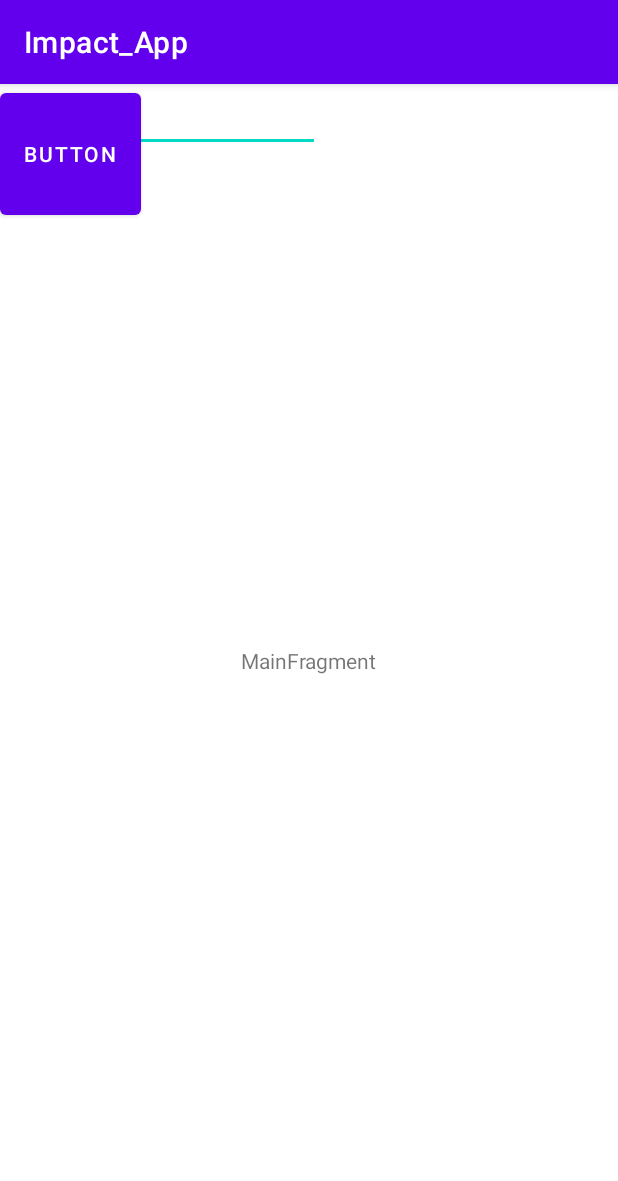
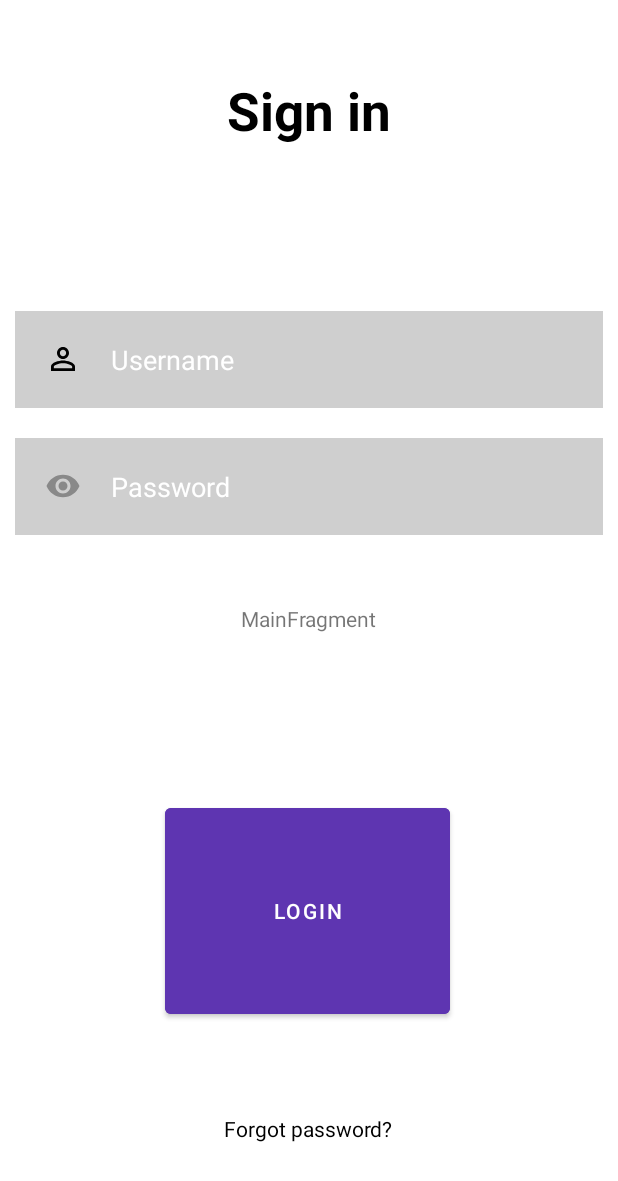
Before and after one commit to archi-jain/Impact_App, an Android app: the screen it shows after launch (MainActivity), on a phone screen of 412 x 824 dp. Shown: the top 1181 px of the screen. Run offline under Robolectric (Android 15) with nearby library versions, the phone set to English and light mode, and no system bars.

Commit message:
Created Login page

```diff
--- a/app/build.gradle
+++ b/app/build.gradle
@@ -11,6 +11,7 @@ android {
         targetSdk 32
         versionCode 1
         versionName "1.0"
+        multiDexEnabled true
 
         testInstrumentationRunner "androidx.test.runner.AndroidJUnitRunner"
     }
--- /dev/null
+++ b/app/src/main/res/drawable/done_icon.xml
@@ -0,0 +1,6 @@
+<?xml version="1.0" encoding="utf-8"?>
+<vector android:height="24dp" android:tint="#898989"
+    android:viewportHeight="24" android:viewportWidth="24"
+    android:width="24dp" xmlns:android="http://schemas.android.com/apk/res/android">
+    <path android:fillColor="@android:color/white" android:pathData="M9,16.2L4.8,12l-1.4,1.4L9,19 21,7l-1.4,-1.4L9,16.2z"/>
+</vector>
--- /dev/null
+++ b/app/src/main/res/drawable/ic_baseline_info.xml
@@ -0,0 +1,6 @@
+<?xml version="1.0" encoding="utf-8"?>
+<vector android:height="24dp" android:tint="#FFFFFF"
+    android:viewportHeight="24" android:viewportWidth="24"
+    android:width="24dp" xmlns:android="http://schemas.android.com/apk/res/android">
+    <path android:fillColor="@android:color/white" android:pathData="M12,2C6.48,2 2,6.48 2,12s4.48,10 10,10 10,-4.48 10,-10S17.52,2 12,2zM13,17h-2v-6h2v6zM13,9h-2L11,7h2v2z"/>
+</vector>
--- /dev/null
+++ b/app/src/main/res/drawable/ic_baseline_person.xml
@@ -0,0 +1,6 @@
+<?xml version="1.0" encoding="utf-8"?>
+<vector android:height="24dp" android:tint="#000000"
+    android:viewportHeight="24" android:viewportWidth="24"
+    android:width="24dp" xmlns:android="http://schemas.android.com/apk/res/android">
+    <path android:fillColor="@android:color/black" android:pathData="M12,5.9c1.16,0 2.1,0.94 2.1,2.1s-0.94,2.1 -2.1,2.1S9.9,9.16 9.9,8s0.94,-2.1 2.1,-2.1m0,9c2.97,0 6.1,1.46 6.1,2.1v1.1L5.9,18.1L5.9,17c0,-0.64 3.13,-2.1 6.1,-2.1M12,4C9.79,4 8,5.79 8,8s1.79,4 4,4 4,-1.79 4,-4 -1.79,-4 -4,-4zM12,13c-2.67,0 -8,1.34 -8,4v3h16v-3c0,-2.66 -5.33,-4 -8,-4z"/>
+</vector>
--- /dev/null
+++ b/app/src/main/res/drawable/password_icon.xml
@@ -0,0 +1,6 @@
+<?xml version="1.0" encoding="utf-8"?>
+<vector android:height="24dp" android:tint="#898989"
+    android:viewportHeight="24" android:viewportWidth="24"
+    android:width="24dp" xmlns:android="http://schemas.android.com/apk/res/android">
+    <path android:fillColor="@android:color/white" android:pathData="M12,4.5C7,4.5 2.73,7.61 1,12c1.73,4.39 6,7.5 11,7.5s9.27,-3.11 11,-7.5c-1.73,-4.39 -6,-7.5 -11,-7.5zM12,17c-2.76,0 -5,-2.24 -5,-5s2.24,-5 5,-5 5,2.24 5,5 -2.24,5 -5,5zM12,9c-1.66,0 -3,1.34 -3,3s1.34,3 3,3 3,-1.34 3,-3 -1.34,-3 -3,-3z"/>
+</vector>
--- a/app/src/main/res/layout/activity_main.xml
+++ b/app/src/main/res/layout/activity_main.xml
@@ -1,21 +1,82 @@
 <?xml version="1.0" encoding="utf-8"?>
-<FrameLayout xmlns:android="http://schemas.android.com/apk/res/android"
+<RelativeLayout xmlns:android="http://schemas.android.com/apk/res/android"
     xmlns:tools="http://schemas.android.com/tools"
     android:id="@+id/container"
     android:layout_width="match_parent"
     android:layout_height="match_parent"
     tools:context=".MainActivity" >
 
-    <Button
-        android:id="@+id/button"
-        android:layout_width="wrap_content"
-        android:layout_height="93dp"
-        android:text="Button" />
+
+    <TextView
+        android:id="@+id/signin"
+        android:layout_width="match_parent"
+        android:layout_height="wrap_content"
+        android:layout_marginStart="50dp"
+        android:layout_marginTop="50dp"
+        android:layout_marginEnd="50dp"
+        android:layout_marginBottom="50dp"
+        android:gravity="center"
+        android:text="Sign in"
+        android:textColor="@color/black"
+        android:textSize="35dp"
+        android:textStyle="bold" />
 
     <EditText
-        android:id="@+id/editTextTextPassword"
+        android:id="@+id/username"
+        android:layout_width="match_parent"
+        android:layout_height="wrap_content"
+        android:layout_below="@+id/signin"
+        android:layout_marginStart="10dp"
+        android:layout_marginTop="60dp"
+        android:layout_marginEnd="10dp"
+        android:layout_marginBottom="10dp"
+        android:background="#30000000"
+        android:drawableLeft="@drawable/ic_baseline_person"
+        android:drawablePadding="20dp"
+        android:hint="Username"
+        android:padding="20dp"
+        android:textColor="@color/white"
+        android:textColorHint="@color/white" />
+
+    <com.google.android.material.button.MaterialButton
+        android:id="@+id/loginbtn"
+        android:layout_width="190dp"
+        android:layout_height="108dp"
+        android:layout_below="@+id/signin"
+        android:layout_alignParentEnd="true"
+
+        android:layout_alignParentBottom="true"
+        android:layout_marginTop="385dp"
+        android:layout_marginEnd="112dp"
+        android:layout_marginBottom="142dp"
+        android:backgroundTint="@color/my_primary"
+        android:text="LOGIN" />
+
+    <EditText android:layout_width="match_parent"
+        android:layout_height="wrap_content"
+        android:id="@+id/password"
+        android:layout_below="@id/username"
+        android:background="#30000000"
+        android:hint="Password"
+        android:textColorHint="@color/white"
+        android:textColor="@color/white"
+        android:layout_margin="10dp"
+        android:padding="20dp"
+        android:drawableLeft="@drawable/password_icon"
+        android:drawablePadding="20dp"
+        android:inputType="textPassword"/>
+
+    <TextView
+        android:id="@+id/forgotpass"
         android:layout_width="wrap_content"
         android:layout_height="wrap_content"
-        android:ems="10"
-        android:inputType="textPassword" />
-</FrameLayout>
+        android:layout_alignParentBottom="true"
+        android:layout_centerHorizontal="true"
+        android:layout_marginTop="79dp"
+        android:layout_marginEnd="11dp"
+        android:layout_marginBottom="62dp"
+        android:text="Forgot password?"
+        android:textColor="@color/black" />
+
+
+</RelativeLayout>
--- a/app/src/main/res/values-night/themes.xml
+++ b/app/src/main/res/values-night/themes.xml
@@ -1,13 +1,13 @@
 <resources xmlns:tools="http://schemas.android.com/tools">
     <!-- Base application theme. -->
-    <style name="Theme.Impact_App" parent="Theme.MaterialComponents.DayNight.DarkActionBar">
+    <style name="Theme.Impact_App" parent="Theme.MaterialComponents.DayNight.NoActionBar">
         <!-- Primary brand color. -->
-        <item name="colorPrimary">@color/purple_200</item>
-        <item name="colorPrimaryVariant">@color/purple_700</item>
+        <item name="colorPrimary">@color/my_primary</item>
+        <item name="colorPrimaryVariant">@color/my_primary</item>
         <item name="colorOnPrimary">@color/black</item>
         <!-- Secondary brand color. -->
-        <item name="colorSecondary">@color/teal_200</item>
-        <item name="colorSecondaryVariant">@color/teal_200</item>
+        <item name="colorSecondary">@color/my_secondary</item>
+        <item name="colorSecondaryVariant">@color/my_secondary</item>
         <item name="colorOnSecondary">@color/black</item>
         <!-- Status bar color. -->
         <item name="android:statusBarColor" tools:targetApi="l">?attr/colorPrimaryVariant</item>
--- a/app/src/main/res/values/colors.xml
+++ b/app/src/main/res/values/colors.xml
@@ -7,4 +7,7 @@
     <color name="teal_700">#FF018786</color>
     <color name="black">#FF000000</color>
     <color name="white">#FFFFFFFF</color>
+
+    <color name="my_primary">#5E35B1</color>
+    <color name="my_secondary">#673AB7</color>
 </resources>
--- a/app/src/main/res/values/themes.xml
+++ b/app/src/main/res/values/themes.xml
@@ -1,16 +1,16 @@
 <resources xmlns:tools="http://schemas.android.com/tools">
     <!-- Base application theme. -->
-    <style name="Theme.Impact_App" parent="Theme.MaterialComponents.DayNight.DarkActionBar">
+    <style name="Theme.Impact_App" parent="Theme.MaterialComponents.DayNight.NoActionBar">
         <!-- Primary brand color. -->
-        <item name="colorPrimary">@color/purple_500</item>
-        <item name="colorPrimaryVariant">@color/purple_700</item>
+        <item name="colorPrimary">@color/my_primary</item>
+        <item name="colorPrimaryVariant">@color/my_primary</item>
         <item name="colorOnPrimary">@color/white</item>
         <!-- Secondary brand color. -->
-        <item name="colorSecondary">@color/teal_200</item>
-        <item name="colorSecondaryVariant">@color/teal_700</item>
+        <item name="colorSecondary">@color/my_secondary</item>
+        <item name="colorSecondaryVariant">@color/my_secondary</item>
         <item name="colorOnSecondary">@color/black</item>
         <!-- Status bar color. -->
-        <item name="android:statusBarColor" tools:targetApi="l">?attr/colorPrimaryVariant</item>
+        <item name="android:statusBarColor">@color/my_primary</item>
         <!-- Customize your theme here. -->
     </style>
 </resources>
--- a/gradle.properties
+++ b/gradle.properties
@@ -7,6 +7,7 @@
 # Specifies the JVM arguments used for the daemon process.
 # The setting is particularly useful for tweaking memory settings.
 org.gradle.jvmargs=-Xmx2048m -Dfile.encoding=UTF-8
+#org.gradle.jvmargs=-Xmx4608m
 # When configured, Gradle will run in incubating parallel mode.
 # This option should only be used with decoupled projects. More details, visit
 # http://www.gradle.org/docs/current/userguide/multi_project_builds.html#sec:decoupled_projects
```
